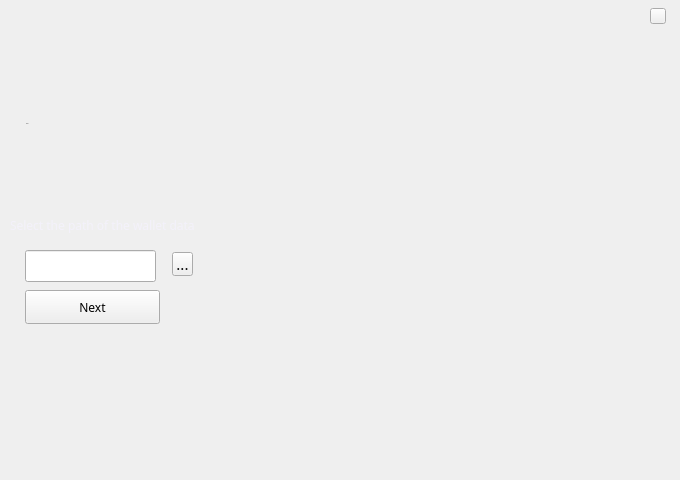
Qt form LNKWallet/selectwalletpathwidget.ui (HcashOrg/hx-indicator) before a commit.
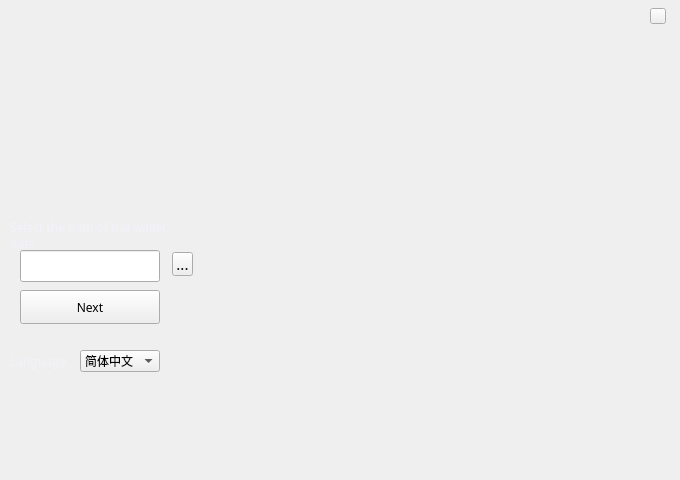
The same form after that commit.

What changed in the file:
```diff
--- a/LNKWallet/selectwalletpathwidget.ui
+++ b/LNKWallet/selectwalletpathwidget.ui
@@ -45,9 +45,9 @@
   <widget class="QLineEdit" name="pathLineEdit">
    <property name="geometry">
     <rect>
-     <x>25</x>
+     <x>20</x>
      <y>250</y>
-     <width>131</width>
+     <width>140</width>
      <height>32</height>
     </rect>
    </property>
@@ -88,9 +88,9 @@
   <widget class="QToolButton" name="okBtn">
    <property name="geometry">
     <rect>
-     <x>25</x>
+     <x>20</x>
      <y>290</y>
-     <width>135</width>
+     <width>140</width>
      <height>34</height>
     </rect>
    </property>
@@ -129,16 +129,16 @@
     <string notr="true">font: 14px &quot;微软雅黑&quot;;</string>
    </property>
    <property name="text">
-    <string>v1.0.1</string>
+    <string/>
    </property>
   </widget>
   <widget class="QLabel" name="label">
    <property name="geometry">
     <rect>
      <x>10</x>
-     <y>215</y>
-     <width>210</width>
-     <height>21</height>
+     <y>220</y>
+     <width>180</width>
+     <height>30</height>
     </rect>
    </property>
    <property name="styleSheet">
@@ -148,6 +148,52 @@
    <property name="text">
     <string>Select the path of the wallet data</string>
    </property>
+   <property name="alignment">
+    <set>Qt::AlignLeading|Qt::AlignLeft|Qt::AlignVCenter</set>
+   </property>
+   <property name="wordWrap">
+    <bool>true</bool>
+   </property>
+  </widget>
+  <widget class="QLabel" name="label_2">
+   <property name="geometry">
+    <rect>
+     <x>10</x>
+     <y>350</y>
+     <width>60</width>
+     <height>22</height>
+    </rect>
+   </property>
+   <property name="styleSheet">
+    <string notr="true">color: rgb(243, 241, 250);
+font: 12px &quot;微软雅黑&quot;;</string>
+   </property>
+   <property name="text">
+    <string>Language</string>
+   </property>
+   <property name="wordWrap">
+    <bool>true</bool>
+   </property>
+  </widget>
+  <widget class="QComboBox" name="languageComboBox">
+   <property name="geometry">
+    <rect>
+     <x>80</x>
+     <y>350</y>
+     <width>80</width>
+     <height>22</height>
+    </rect>
+   </property>
+   <item>
+    <property name="text">
+     <string>简体中文</string>
+    </property>
+   </item>
+   <item>
+    <property name="text">
+     <string>English</string>
+    </property>
+   </item>
   </widget>
   <zorder>pathLineEdit</zorder>
   <zorder>pathBtn</zorder>
```
Left out of the diff: 2 changed lines with no effect on the pictures.
